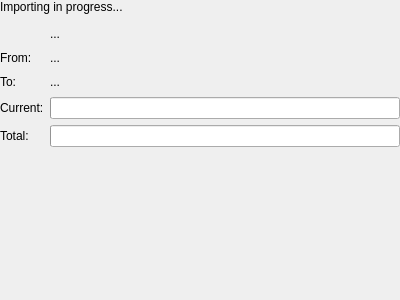
This is src/mailimporter/ui/importmailswidget.ui in KDE/mailimporter as Qt 5 draws it before an edit. The edited form follows.
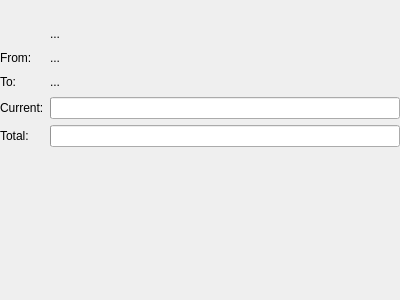
This is the edited form. Custom widgets are drawn as their Qt base class.

Commit message: Remove text status unused

```diff
--- a/src/mailimporter/ui/importmailswidget.ui
+++ b/src/mailimporter/ui/importmailswidget.ui
@@ -53,9 +53,6 @@
        </item>
        <item row="0" column="0" colspan="2">
         <widget class="QLabel" name="textStatus">
-         <property name="text">
-          <string>Importing in progress...</string>
-         </property>
          <property name="alignment">
           <set>Qt::AlignTop</set>
          </property>
```
